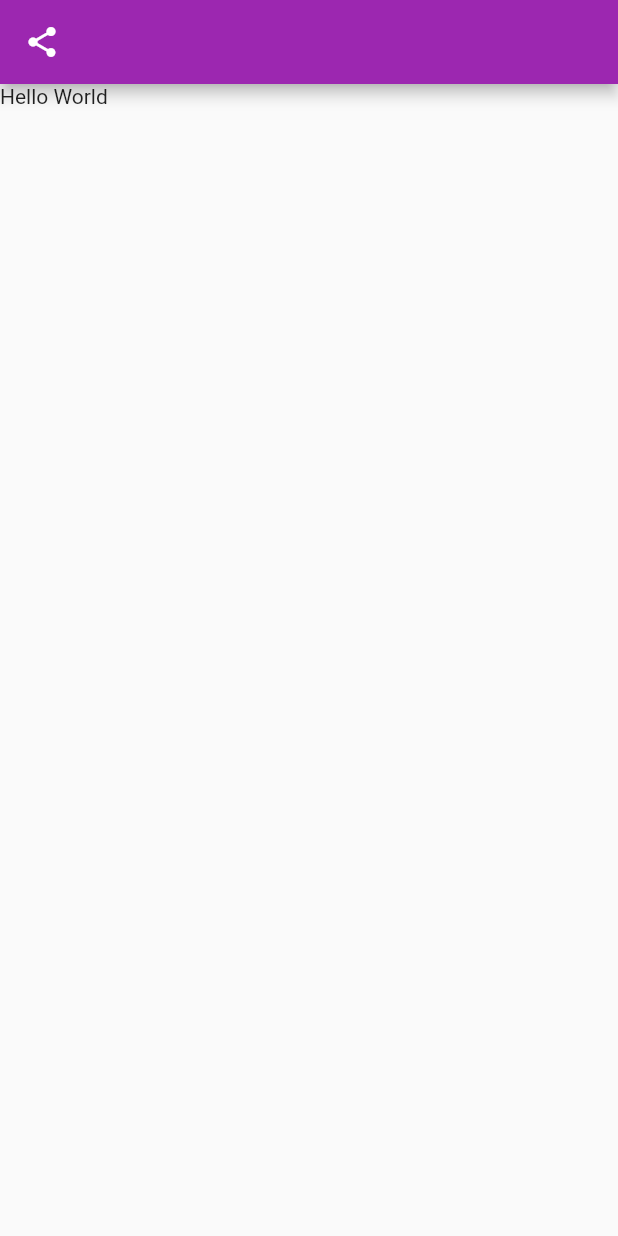
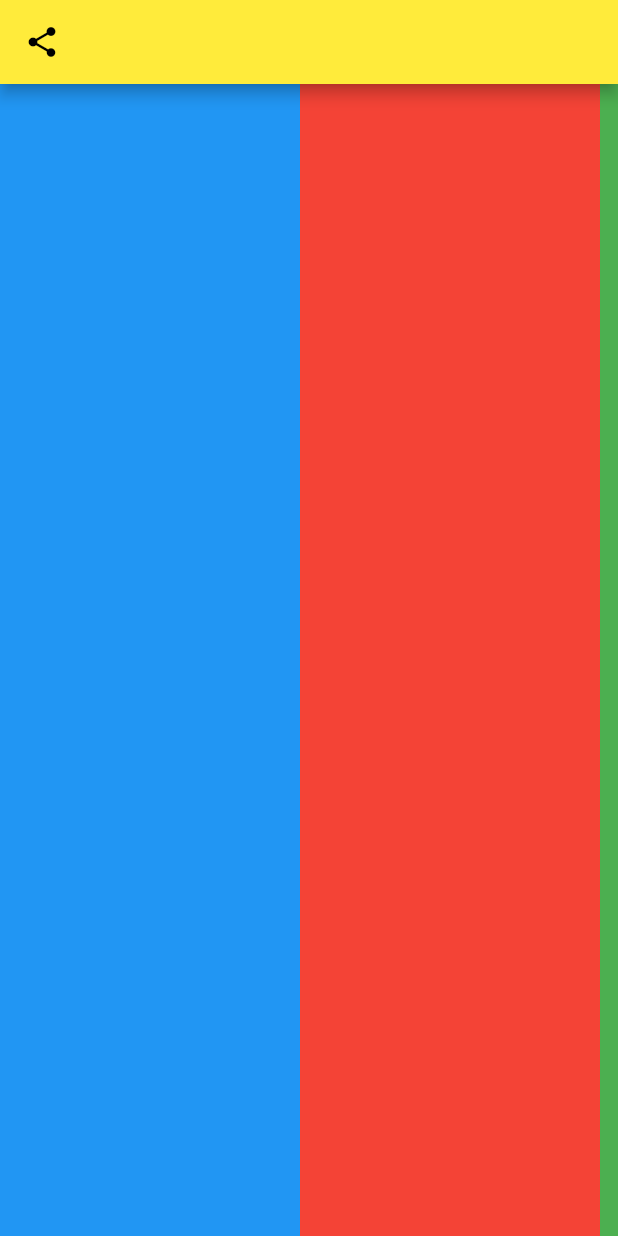
Before and after one commit to morikawa77/calculo_imc, a Flutter app: the screen it shows after launch, on a phone screen of 412 x 824 dp. Run offline on Flutter 3.47's test engine with Material 2 defaults, Android fonts, the phone set to English and light mode, and no system bars.

Commit message:
class 03082023

```diff
--- a/lib/main.dart
+++ b/lib/main.dart
@@ -1,41 +1,42 @@
-import 'package:flutter/cupertino.dart';
 import 'package:flutter/material.dart';
-import 'dart:io';
-
-import 'package:flutter/foundation.dart';
-
-// web friendly check for apple based platforms
-bool isCupertino() => !kIsWeb && (Platform.isIOS || Platform.isMacOS);
-
-String helloText = "Hello World";
 
 void main() {
   runApp(App());
 }
 
 class App extends StatelessWidget {
+
   @override
   Widget build(BuildContext context) {
-    if (isCupertino()) {
-      return CupertinoApp(
-        debugShowCheckedModeBanner: false,
-        title: helloText,
-        theme: CupertinoThemeData(
-          primaryColor: Colors.blueGrey,
-        ),
-      );
-    }
     return MaterialApp(
-      debugShowCheckedModeBanner: false,
-      // theme: ThemeData.dark(),
       theme: ThemeData(
-        primarySwatch: Colors.purple,
+        primarySwatch: Colors.yellow,
       ),
       home: Scaffold(
         appBar: AppBar(
           title: Icon(Icons.share),
         ),
-        body: Text(helloText),
+        body: ListView(
+          scrollDirection: Axis.horizontal,
+          children: [
+            Container(
+              color: Colors.blue,
+              width: 200,
+            ),
+            Container(
+              color: Colors.red,
+              width: 200,
+            ),
+            Container(
+              color: Colors.green,
+              width: 200,
+            ),
+            Container(
+              color: Colors.yellow,
+              width: 200,
+            ),
+          ],
+        ),
       ),
     );
   }
```
